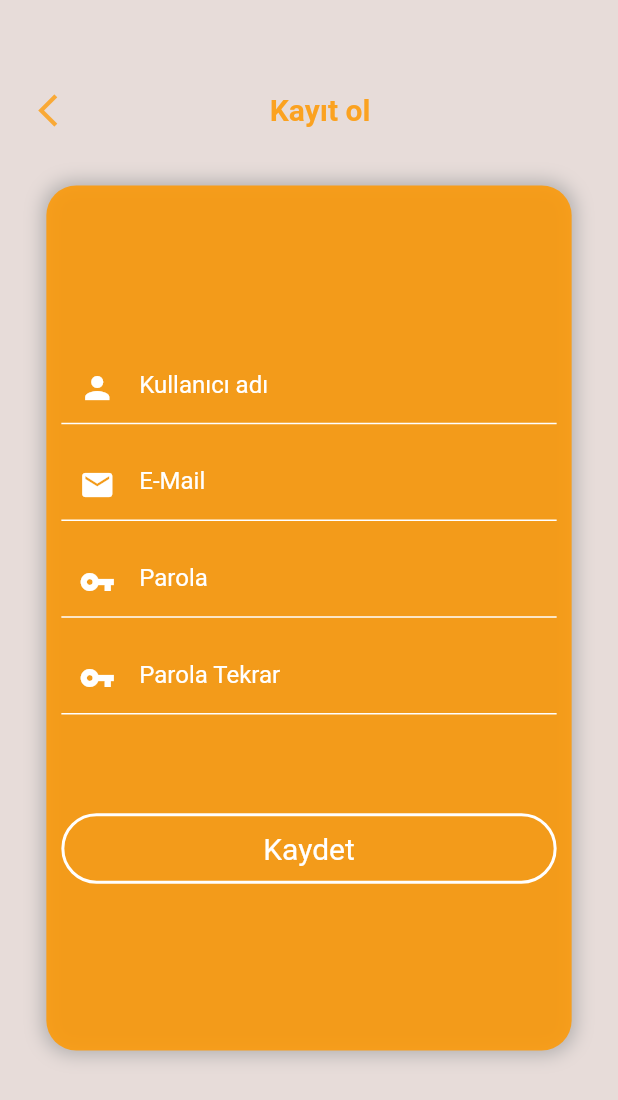
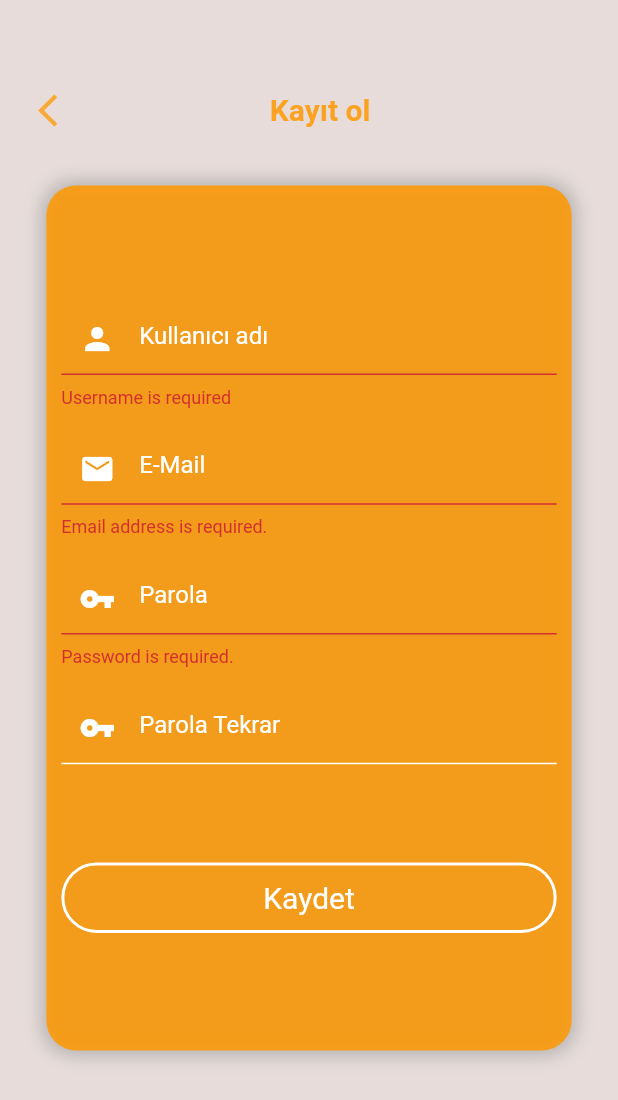
Before and after one commit to MrAlbino/must_app, a Flutter app: the RegisterPage screen opened directly, after a tap on "Kaydet", on a phone screen of 412 x 824 dp. Shown: the top 1100 px of the screen. Run offline on Flutter 3.47's test engine with Material 2 defaults, Android fonts, the phone set to English and light mode, and no system bars; our stand-ins replace cloud_firestore, curved_navigation_bar, firebase_auth, firebase_core, google_fonts; accounts and stored records are empty.

Commit message:
Form validations added, warning messages added,visual effects added.

```diff
--- a/lib/register.dart
+++ b/lib/register.dart
@@ -1,6 +1,7 @@
 import 'package:must/service/auth.dart';
 import 'package:must/login.dart';
 import 'package:flutter/material.dart';
+import 'package:firebase_auth/firebase_auth.dart';
 // ignore_for_file: prefer_const_constructors
 
 class RegisterPage extends StatefulWidget {
@@ -12,9 +13,10 @@ class _RegisterPageState extends State<RegisterPage> {
   final TextEditingController _nameController = TextEditingController();
   final TextEditingController _emailController = TextEditingController();
   final TextEditingController _passwordController = TextEditingController();
-  final TextEditingController _passwordAgainController =
-  TextEditingController();
-
+  final TextEditingController _passwordAgainController = TextEditingController();
+  final GlobalKey<FormState> _key=GlobalKey<FormState>();
+  String errorMessage='';
+  bool isLoading=false;
   AuthService _authService = AuthService();
 
   @override
@@ -23,7 +25,9 @@ class _RegisterPageState extends State<RegisterPage> {
     return Scaffold(
         resizeToAvoidBottomInset: false,
 
-        body: Stack(
+        body: Form(
+        key:_key,
+        child:Stack(
           children: [
             Center(
               child: Padding(
@@ -46,8 +50,9 @@ class _RegisterPageState extends State<RegisterPage> {
                       child: Column(
                         mainAxisAlignment: MainAxisAlignment.center,
                         children: [
-                          TextField(
+                          TextFormField(
                               controller: _nameController,
+                              validator: validateUsername,
                               style: TextStyle(
                                 color: Colors.white,
                               ),
@@ -74,8 +79,9 @@ class _RegisterPageState extends State<RegisterPage> {
                           SizedBox(
                             height: size.height * 0.02,
                           ),
-                          TextField(
+                          TextFormField(
                               controller: _emailController,
+                              validator: validateEmail,
                               style: TextStyle(
                                 color: Colors.white,
                               ),
@@ -102,11 +108,12 @@ class _RegisterPageState extends State<RegisterPage> {
                           SizedBox(
                             height: size.height * 0.02,
                           ),
-                          TextField(
+                          TextFormField(
                               style: TextStyle(
                                 color: Colors.white,
                               ),
                               cursorColor: Colors.white,
+                              validator: validatePassword,
                               controller: _passwordController,
                               obscureText: true,
                               decoration: InputDecoration(
@@ -130,12 +137,17 @@ class _RegisterPageState extends State<RegisterPage> {
                           SizedBox(
                             height: size.height * 0.02,
                           ),
-                          TextField(
+                          TextFormField(
                               style: TextStyle(
                                 color: Colors.white,
                               ),
                               cursorColor: Colors.white,
                               controller: _passwordAgainController,
+                              validator: (val){
+                                if(val!=_passwordController.text){
+                                  return 'Passwords do not match.';
+                                }
+                              },
                               obscureText: true,
                               decoration: InputDecoration(
                                 prefixIcon: Icon(
@@ -155,12 +167,26 @@ class _RegisterPageState extends State<RegisterPage> {
                                       color: Colors.white,
                                     )),
                               )),
+
                           SizedBox(
-                            height: size.height * 0.08,
+                            height: size.height * 0.04,
+                          ),
+                          Center(
+                            child: Text(errorMessage,style: TextStyle(color: Colors.red),),
+                          ),
+                          SizedBox(
+                            height: size.height * 0.02,
                           ),
                           InkWell(
-                            onTap: () {
-                              _authService
+                            onTap: () async{
+                              setState(() {
+                                isLoading=true;
+                                errorMessage='';
+
+                              });
+                              if(_key.currentState!.validate()){
+                                try{
+                                  await _authService
                                       .register(
                                       _nameController.text,
                                       _emailController.text,
@@ -170,6 +196,14 @@ class _RegisterPageState extends State<RegisterPage> {
                                         context,
                                         MaterialPageRoute(
                                             builder: (context) => LoginPage()));
+                                  });
+                                }on FirebaseAuthException catch(error){
+                                  errorMessage=error.message!;
+                                }
+
+                              }
+                              setState(() {
+                                isLoading=false;
                               });
                             },
                             child: Container(
@@ -182,7 +216,13 @@ class _RegisterPageState extends State<RegisterPage> {
                               child: Padding(
                                 padding: const EdgeInsets.all(5.0),
                                 child: Center(
-                                    child: Text(
+                                    child: isLoading?
+                                    SizedBox(
+                                      child: CircularProgressIndicator(),
+                                      height: 23.0,
+                                      width: 25.0,
+                                    ):
+                                    Text(
                                       "Kaydet",
                                       style: TextStyle(
                                         color: Colors.white,
@@ -229,6 +269,30 @@ class _RegisterPageState extends State<RegisterPage> {
               ),
             )
           ],
-        ));
+        )));
   }
 }
+
+String? validateUsername(String? formUsername){
+  if(formUsername==null||formUsername.isEmpty){
+    return 'Username is required';
+  }
+  return null;
+}
+String? validateEmail(String? formEmail){
+  if(formEmail==null||formEmail.isEmpty){
+    return 'Email address is required.';
+  }
+  String pattern = r'\w+@\w+\.\w+';
+  RegExp regex = RegExp(pattern);
+  if (!regex.hasMatch(formEmail)){
+    return 'Invalid E-mail Address format.';
+  }
+  return null;
+}
+String? validatePassword(String? formPassword){
+  if(formPassword==null||formPassword.isEmpty){
+    return 'Password is required.';
+  }
+  return null;
+}
```
Also changed, not shown: lib/login.dart (+71 -10 lines). Lines whose indentation alone changed are shown as unchanged.
